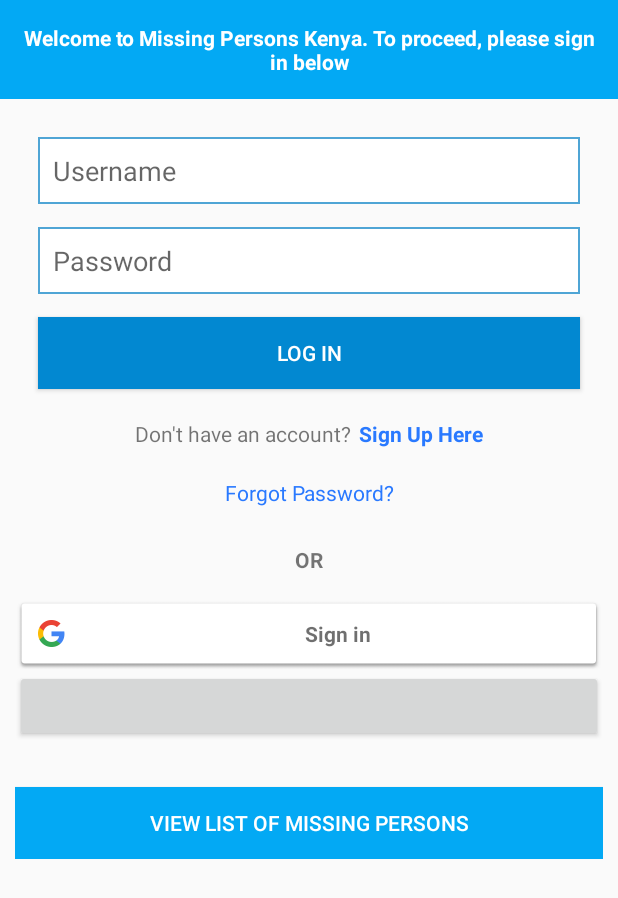
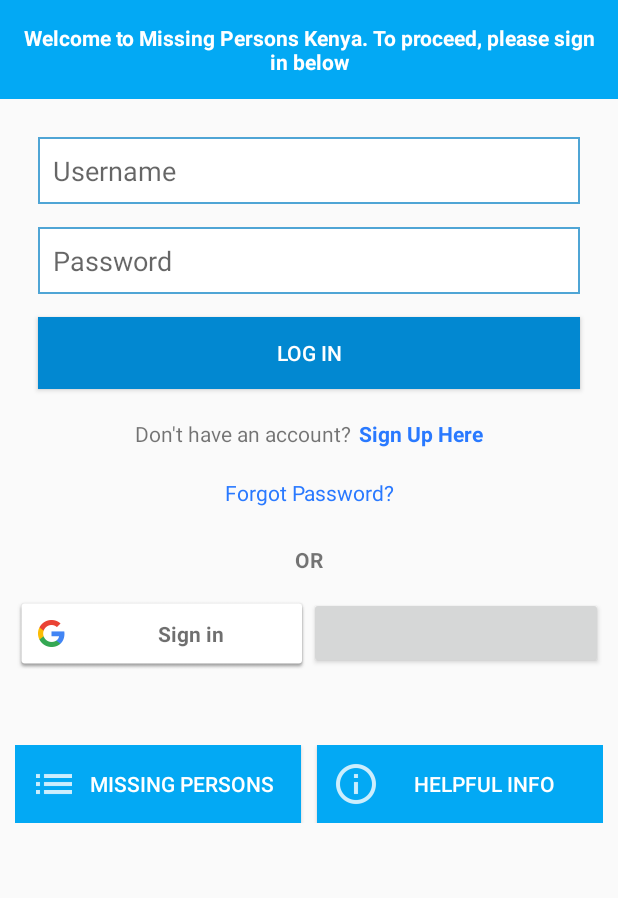
Before and after one commit to baaslaawe/MissingPersons-1, an Android app: the screen it shows after launch (SignIn), on a phone screen of 412 x 824 dp. Shown: the top 898 px of the screen. Run offline under Robolectric (Android 15) with nearby library versions, the phone set to English and light mode, and no system bars; our stand-ins replace Firebase (no records; nobody signed in at launch, a user with empty details on screens opened directly), Volley; libraries missing offline, so code that uses them is left out: com.facebook, com.facebook.login; plain views replace LoginButton; 4 statements that could not run were skipped.

Commit message:
Some changes after recovery. Damn! That took a long time

```diff
--- a/app/src/main/java/ke/co/debechlabs/missingpersons/Config/Config.java
+++ b/app/src/main/java/ke/co/debechlabs/missingpersons/Config/Config.java
@@ -30,7 +30,7 @@ public class Config {
     public static final String recaptcha_private_key = "6Lc9jxwUAAAAACDHbwCqm2nGwWfgUv76wuMdtSLH";
     public static final String recaptcha_public_key = "6Lc9jxwUAAAAAF3_Ql-Uy0H0Do7tGQWBJqhdaXRb";
 
-    public static final String server_url = "http://00d10c2d.ngrok.io/missingpersons/";
+    public static final String server_url = "http://debechlabs.co.ke/missingpersons/";
 
     public String idToken;
 
--- a/app/src/main/java/ke/co/debechlabs/missingpersons/SignIn.java
+++ b/app/src/main/java/ke/co/debechlabs/missingpersons/SignIn.java
@@ -10,8 +10,10 @@ import android.os.Bundle;
 import android.text.TextUtils;
 import android.util.Log;
 import android.view.View;
+import android.widget.Button;
 import android.widget.EditText;
 import android.widget.ProgressBar;
+import android.widget.TextView;
 import android.widget.Toast;
 
 import com.android.volley.Request;
@@ -61,6 +63,9 @@ public class SignIn extends AppCompatActivity implements View.OnClickListener, G
 
     EditText etxUsername, etxPassword;
 
+    TextView txtsignUp, txtReset;
+    Button btnViewList, btnHelpfulInfo;
+
     @Override
     protected void onCreate(Bundle savedInstanceState) {
         super.onCreate(savedInstanceState);
@@ -69,6 +74,9 @@ public class SignIn extends AppCompatActivity implements View.OnClickListener, G
 
         this.etxUsername = (EditText)findViewById(R.id.txtUsername);
         this.etxPassword = (EditText)findViewById(R.id.txtPassword);
+        this.txtReset = (TextView) findViewById(R.id.txt_reset_password);
+        this.btnViewList = (Button) findViewById(R.id.viewMissingpersons);
+        this.btnHelpfulInfo = (Button) findViewById(R.id.helpfulinfo);
 
             mAuthListener = new FirebaseAuth.AuthStateListener() {
                 @Override
@@ -99,6 +107,7 @@ public class SignIn extends AppCompatActivity implements View.OnClickListener, G
 
             SignInButton googleSignInButton = (SignInButton) findViewById(R.id.google_sign_in_button);
             LoginButton facebookLoginButton = (LoginButton) findViewById(R.id.facebook_login_button);
+            this.txtsignUp = (TextView) findViewById(R.id.txtSignUp);
 
             googleSignInButton.setOnClickListener(this);
             facebookLoginButton.setReadPermissions("email", "public_profile");
@@ -119,6 +128,11 @@ public class SignIn extends AppCompatActivity implements View.OnClickListener, G
 
                 }
             });
+
+            this.txtsignUp.setOnClickListener(this);
+            this.txtReset.setOnClickListener(this);
+            this.btnViewList.setOnClickListener(this);
+            this.btnHelpfulInfo.setOnClickListener(this);
 
     }
 
@@ -144,7 +158,7 @@ public class SignIn extends AppCompatActivity implements View.OnClickListener, G
                 });
     }
 
-    void gotoSignUp(View view){
+    void gotoSignUp(){
         Intent intent = new Intent(SignIn.this, SignUpActivity.class);
         startActivity(intent);
     }
@@ -205,12 +219,12 @@ public class SignIn extends AppCompatActivity implements View.OnClickListener, G
                 });
     }
 
-    void gotoMissingPersons(View view){
+    void gotoMissingPersons(){
         Intent intent = new Intent(SignIn.this, MissingPersonsListActivity.class);
         startActivity(intent);
     }
 
-    void ResetPassword(View view){
+    void ResetPassword(){
         Intent intent = new Intent(SignIn.this, ResetPassword.class);
         startActivity(intent);
     }
@@ -221,7 +235,24 @@ public class SignIn extends AppCompatActivity implements View.OnClickListener, G
             case R.id.google_sign_in_button:
                 googleSignIn();
                 break;
+            case R.id.txtSignUp:
+                gotoSignUp();
+                break;
+            case R.id.txt_reset_password:
+                ResetPassword();
+                break;
+            case R.id.viewMissingpersons:
+                gotoMissingPersons();
+                break;
+            case R.id.helpfulinfo:
+                gotoHelpfulInfo();
+                break;
         }
+    }
+
+    private void gotoHelpfulInfo(){
+        Intent intent = new Intent(SignIn.this, HelpfulInfo.class);
+        startActivity(intent);
     }
 
     private void googleSignIn(){
--- a/app/src/main/res/layout/activity_sign_in.xml
+++ b/app/src/main/res/layout/activity_sign_in.xml
@@ -80,7 +80,6 @@
                     android:layout_height="wrap_content"
                     android:layout_marginLeft="5dp"
                     android:id="@+id/txtSignUp"
-                    android:onClick="gotoSignUp"
                     android:textColor="#2979FF"
                     android:textStyle="bold"
                     android:text="Sign Up Here"/>
@@ -91,7 +90,7 @@
                 android:textAlignment="center"
                 android:layout_height="wrap_content"
                 android:padding="10dp"
-                android:onClick="ResetPassword"
+                android:id="@+id/txt_reset_password"
                 android:textColor="#2979FF"
                 android:text="Forgot Password?"/>
 
@@ -103,26 +102,61 @@
                 android:text="OR"
                 android:textAlignment="center"
                 android:textStyle="bold" />
-
+            <LinearLayout
+                android:layout_width="match_parent"
+                android:layout_height="wrap_content"
+                android:orientation="horizontal"
+                android:layout_marginBottom="50dp"
+                android:weightSum="2">
                 <com.google.android.gms.common.SignInButton
                     android:id="@+id/google_sign_in_button"
                     android:layout_width="match_parent"
-                android:layout_height="wrap_content" />
-
+                    android:layout_height="wrap_content"
+                    android:layout_weight="1"/>
                 <com.facebook.login.widget.LoginButton
+                    xmlns:facebook="http://schemas.android.com/apk/res-auto"
+                    facebook:com_facebook_login_text="SignIn with Facebook"
+                    facebook:theme="@style/com_facebook_loginview_silver_style"
                     android:id="@+id/facebook_login_button"
                     android:layout_width="match_parent"
                     android:layout_height="wrap_content"
+                    android:paddingTop="12dp"
+                    android:paddingBottom="12dp"
                     android:layout_gravity="center_horizontal"
-                android:layout_marginBottom="30dp" />
+                    android:layout_weight="1"/>
+            </LinearLayout>
 
+            <LinearLayout
+                android:layout_width="match_parent"
+                android:layout_height="wrap_content"
+                android:orientation="horizontal"
+                android:weightSum="2">
                 <Button
-                android:onClick="gotoMissingPersons"
+                    android:id="@+id/viewMissingpersons"
+                    android:layout_weight="1"
+                    android:padding="10dp"
+                    android:drawableLeft="@drawable/ic_list_white"
                     android:layout_width="match_parent"
                     android:layout_height="wrap_content"
                     android:background="?attr/colorPrimary"
                     android:textColor="@color/colorIcons"
-                android:text="VIEW LIST OF MISSING PERSONS"/>
+                    android:layout_marginRight="5dp"
+                    android:text="Missing Persons"/>
+                <Button
+                    android:id="@+id/helpfulinfo"
+                    android:layout_width="match_parent"
+                    android:layout_height="wrap_content"
+                    android:padding="10dp"
+                    android:background="?attr/colorPrimary"
+                    android:textColor="@color/colorIcons"
+                    android:layout_weight="1"
+                    android:drawableLeft="@drawable/ic_info_white"
+                    android:text="Helpful Info"
+                    android:layout_marginLeft="5dp"
+                    />
+            </LinearLayout>
+
+
         </LinearLayout>
     </LinearLayout>
 </ScrollView>
--- a/build.gradle
+++ b/build.gradle
@@ -5,7 +5,7 @@ buildscript {
         jcenter()
     }
     dependencies {
-        classpath 'com.android.tools.build:gradle:2.3.1'
+        classpath 'com.android.tools.build:gradle:2.3.2'
 
         // NOTE: Do not place your application dependencies here; they belong
         // in the individual module build.gradle files
```
Also changed, not shown: app/build.gradle (+12 -0 lines), app/src/main/AndroidManifest.xml (+8 -1 lines), app/src/main/java/ke/co/debechlabs/missingpersons/HelpfulInfo.java (added, +22 -0 lines), app/src/main/res/layout/activity_helpful_info.xml (added, +21 -0 lines), app/src/main/res/drawable-hdpi/ic_info_white.png (added), app/src/main/res/drawable-hdpi/ic_list_white.png (added), app/src/main/res/drawable-mdpi/ic_info_white.png (added), app/src/main/res/drawable-mdpi/ic_list_white.png (added), app/src/main/res/drawable-xhdpi/ic_info_white.png (added), app/src/main/res/drawable-xhdpi/ic_list_white.png (added), app/src/main/res/drawable-xxhdpi/ic_info_white.png (added), app/src/main/res/drawable-xxhdpi/ic_list_white.png (added). Lines whose indentation alone changed are shown as unchanged.
